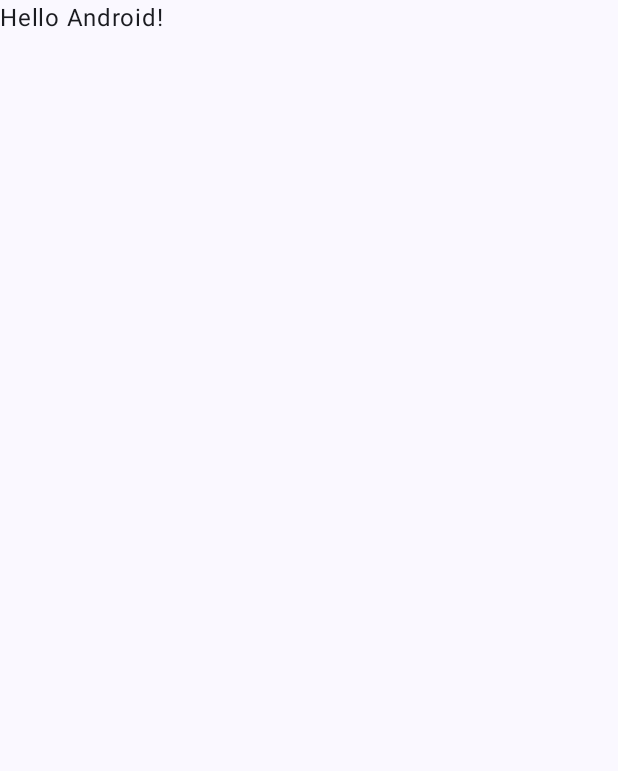
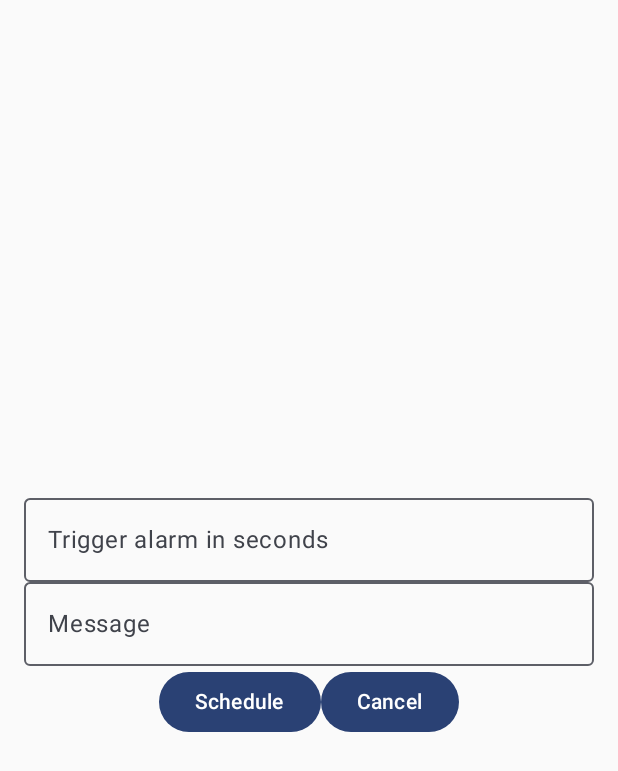
Before and after one commit to HeWhoThreadsLightly/SmartAlarmTAGK19, an Android app built with Jetpack Compose: the screen it shows after launch (MainActivity), on a phone screen of 412 x 824 dp. Before the commit the part shown is almost empty. Shown: the top 771 px of the screen. Run offline under Robolectric (Android 15) with nearby library versions, the phone set to English and light mode, and no system bars.

Commit message:
Finished up some code and started testing AlarmManager

```diff
--- a/app/src/main/AndroidManifest.xml
+++ b/app/src/main/AndroidManifest.xml
@@ -1,6 +1,9 @@
 <?xml version="1.0" encoding="utf-8"?>
 <manifest xmlns:android="http://schemas.android.com/apk/res/android"
     xmlns:tools="http://schemas.android.com/tools">
+
+    <uses-permission android:name="android.permission.USE_EXACT_ALARM" />
+
 
     <application
         android:allowBackup="true"
@@ -22,6 +25,7 @@
                 <category android:name="android.intent.category.LAUNCHER" />
             </intent-filter>
         </activity>
+        <receiver android:name=".AlarmReceiver" />
     </application>
 
 </manifest>
--- a/app/src/main/java/com/example/smartalarm/MainActivity.kt
+++ b/app/src/main/java/com/example/smartalarm/MainActivity.kt
@@ -3,26 +3,74 @@ package com.example.smartalarm
 import android.os.Bundle
 import androidx.activity.ComponentActivity
 import androidx.activity.compose.setContent
-import androidx.compose.foundation.layout.fillMaxSize
-import androidx.compose.material3.MaterialTheme
-import androidx.compose.material3.Surface
-import androidx.compose.material3.Text
-import androidx.compose.runtime.Composable
+import androidx.compose.foundation.layout.*
+import androidx.compose.material3.*
+import androidx.compose.runtime.*
 import androidx.compose.ui.Modifier
 import androidx.compose.ui.tooling.preview.Preview
+import androidx.compose.ui.unit.dp
 import com.example.smartalarm.ui.theme.SmartAlarmTheme
+import java.time.LocalDateTime
 
 class MainActivity : ComponentActivity() {
     override fun onCreate(savedInstanceState: Bundle?) {
         super.onCreate(savedInstanceState)
+        val scheduler = AndroidAlarmScheduler(this)
+        var alarmItem: AlarmItem? = null
         setContent {
             SmartAlarmTheme {
                 // A surface container using the 'background' color from the theme
-                Surface(
-                    modifier = Modifier.fillMaxSize(),
-                    color = MaterialTheme.colorScheme.background
+
+                var secondsText by remember {
+                    mutableStateOf("")
+                }
+                var message by remember {
+                    mutableStateOf("")
+                }
+                Column(
+                    modifier = Modifier
+                        .fillMaxSize()
+                        .padding(16.dp),
+                    verticalArrangement = Arrangement.Center
                 ) {
-                    Greeting("Android")
+                    OutlinedTextField(
+                        value = secondsText,
+                        onValueChange = {secondsText = it},
+                        modifier = Modifier.fillMaxWidth(),
+                        placeholder = {
+                            Text(text = "Trigger alarm in seconds")
+                        }
+                    )
+                    OutlinedTextField(
+                        value = message,
+                        onValueChange = {message = it},
+                        modifier = Modifier.fillMaxWidth(),
+                        placeholder = {
+                            Text(text = "Message")
+                        }
+                    )
+                    Row(
+                        modifier = Modifier.fillMaxWidth(),
+                        horizontalArrangement = Arrangement.Center
+                    ){
+                        Button(onClick = {
+                            alarmItem = AlarmItem(
+                                time = LocalDateTime.now()
+                                    .plusSeconds(secondsText.toLong()),
+                                message = message
+                            )
+                            alarmItem?.let(scheduler::scehdule)
+                            secondsText = ""
+                            message = ""
+                        }) {
+                            Text(text = "Schedule")
+                        }
+                        Button(onClick = {
+                            alarmItem?.let(scheduler::cancel)
+                        }) {
+                            Text(text = "Cancel")
+                        }
+                    }
                 }
             }
         }
```
Also changed, not shown: app/src/main/java/com/example/smartalarm/AndroidAlarmScheduler.kt (+9 -1 lines).
